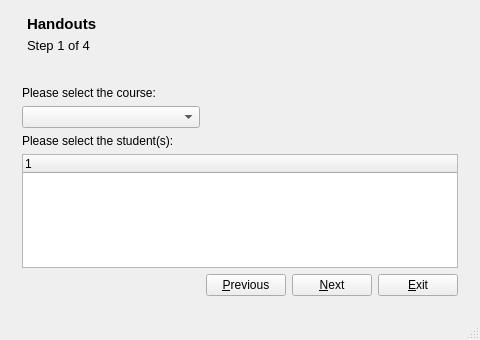
manutorres/pernambuco, file portfolio/ui/mainwindow.ui: the form before one commit.
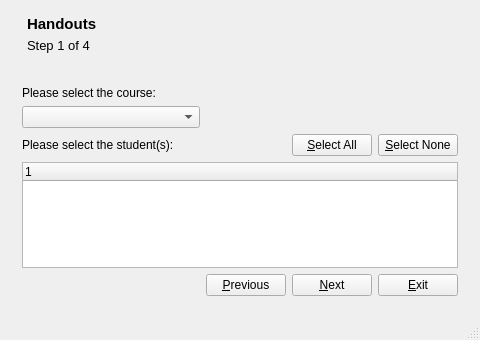
The form after the commit. The open tabs and pages were chosen to show the change. Icons and pictures are not drawn.

Commit message: Correccion de errores y detalles.

Diff of the .ui file:
```diff
--- a/portfolio/ui/mainwindow.ui
+++ b/portfolio/ui/mainwindow.ui
@@ -1119,6 +1119,20 @@
           </column>
          </widget>
         </item>
+        <item row="3" column="2">
+         <widget class="QPushButton" name="btnSelectAll">
+          <property name="text">
+           <string>&amp;Select All</string>
+          </property>
+         </widget>
+        </item>
+        <item row="3" column="3">
+         <widget class="QPushButton" name="btnSelectNone">
+          <property name="text">
+           <string>&amp;Select None</string>
+          </property>
+         </widget>
+        </item>
        </layout>
       </widget>
       <widget class="QWidget" name="page_6">
```
Left out of the diff: 7 changed lines with no effect on the pictures. The commit also changes 2 other files.
